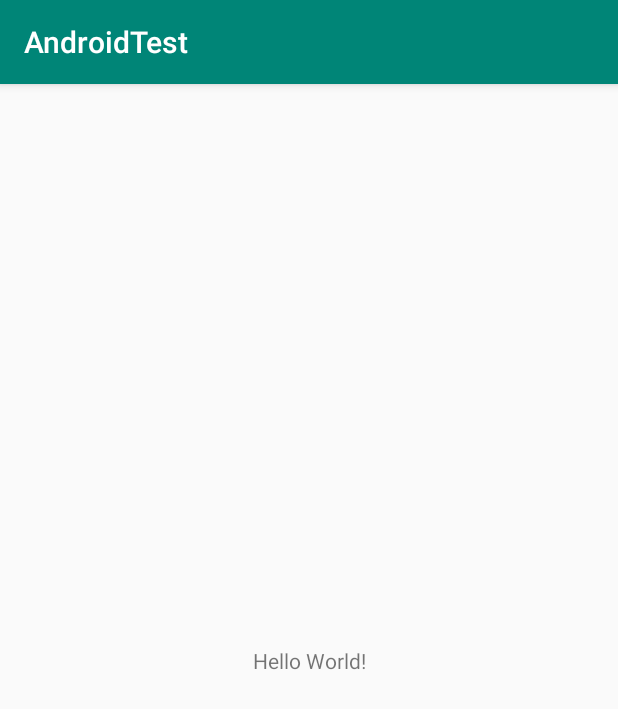
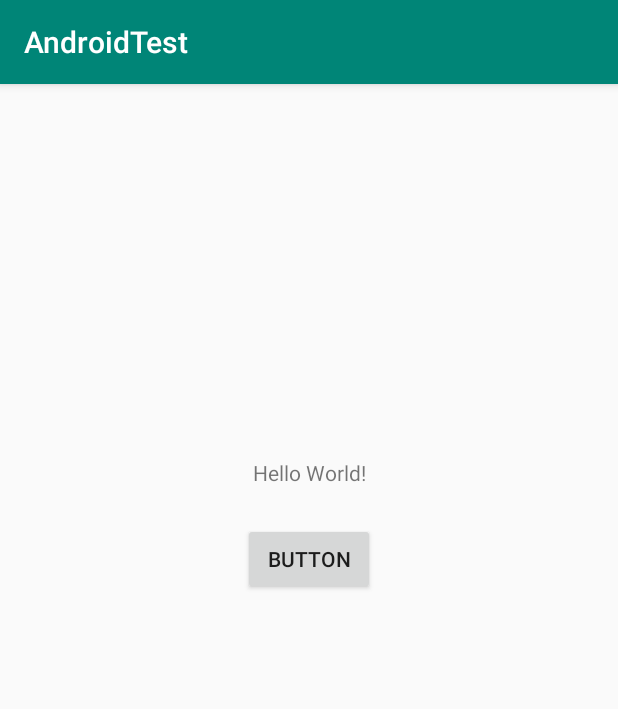
Before and after one commit to aarenzana/AndroidTest, an Android app: the screen it shows after launch (MainActivity), on a phone screen of 412 x 824 dp. Shown: the top 709 px of the screen. Run offline under Robolectric (Android 15) with nearby library versions, the phone set to English and light mode, and no system bars.

Commit message:
Added a Button

```diff
--- a/app/src/main/res/layout/activity_main.xml
+++ b/app/src/main/res/layout/activity_main.xml
@@ -14,6 +14,14 @@
             app:layout_constraintBottom_toBottomOf="parent"
             app:layout_constraintLeft_toLeftOf="parent"
             app:layout_constraintRight_toRightOf="parent"
-            app:layout_constraintTop_toTopOf="parent"/>
+            app:layout_constraintTop_toTopOf="parent"
+            app:layout_constraintVertical_bias="0.333" android:id="@+id/textView"/>
+    <Button
+            android:text="Button"
+            android:layout_width="wrap_content"
+            android:layout_height="wrap_content"
+            android:id="@+id/button" app:layout_constraintStart_toStartOf="parent"
+            app:layout_constraintHorizontal_bias="0.501" app:layout_constraintEnd_toEndOf="parent"
+            android:layout_marginTop="24dp" app:layout_constraintTop_toBottomOf="@+id/textView"/>
 
 </androidx.constraintlayout.widget.ConstraintLayout>
```
